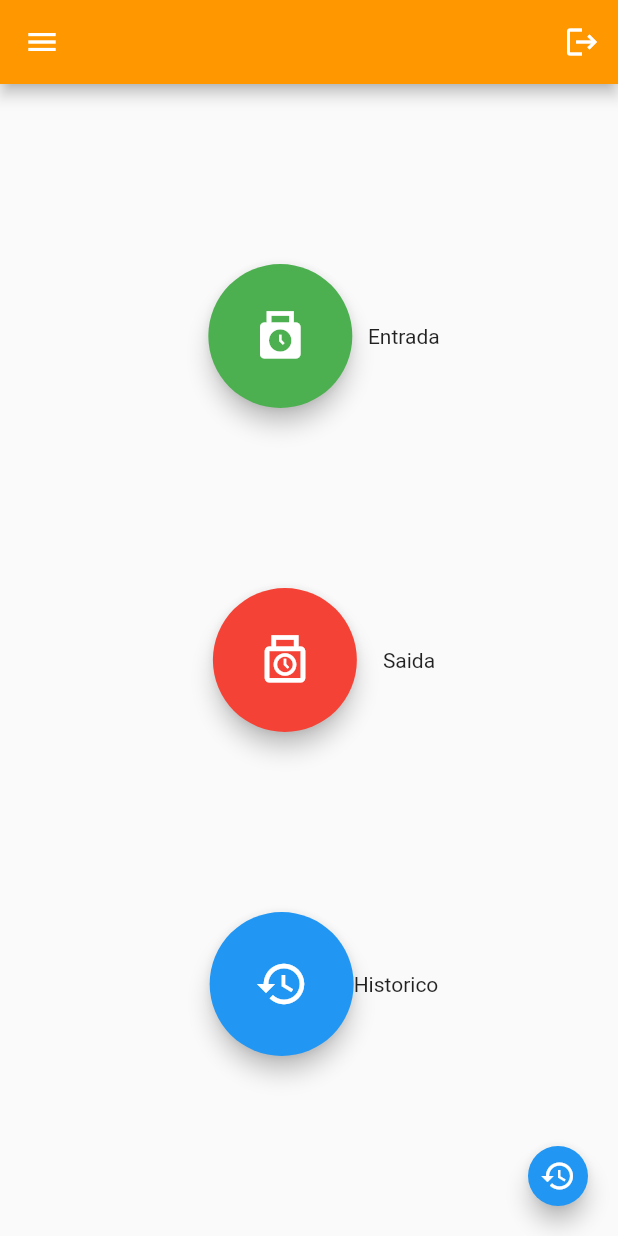
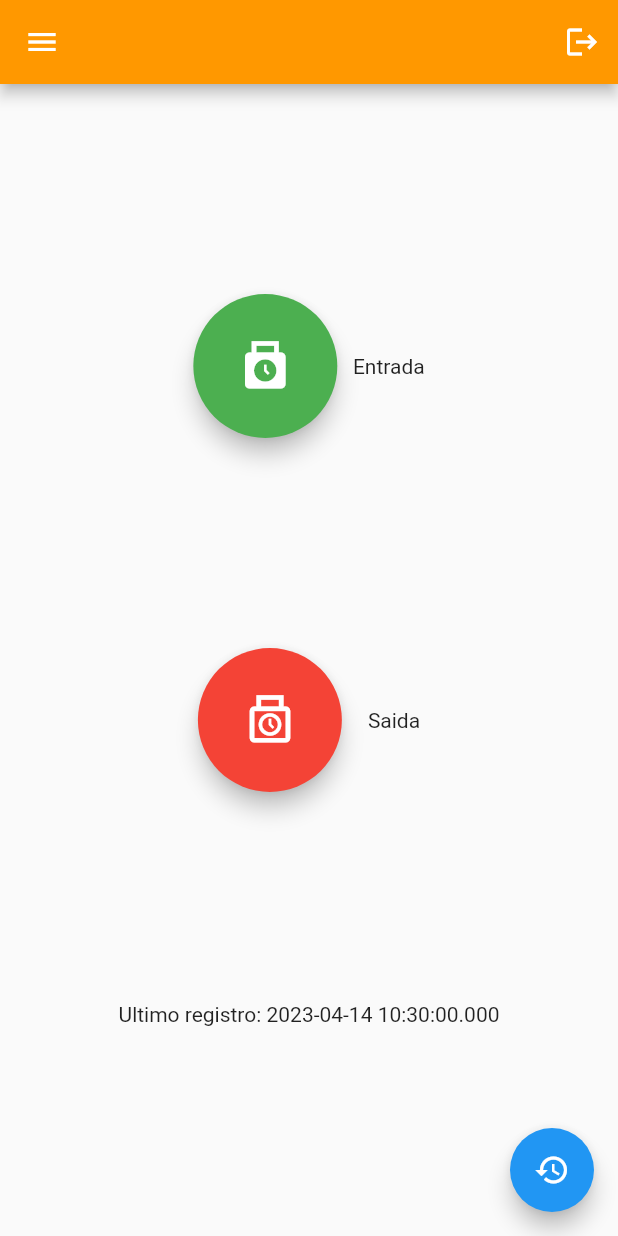
Before and after one commit to AndersonBenjamin/relogio_ponto, a Flutter app: the screen it shows once a user with an empty profile is signed in, on a phone screen of 412 x 824 dp. Run offline on Flutter 3.47's test engine with Material 2 defaults, Android fonts, the phone set to English and light mode, and no system bars; our stand-ins replace cloud_firestore, firebase_auth, firebase_core, firebase_database, google_sign_in; accounts and stored records are empty.

Commit message:
Inclusao de mensagem para ultimo regist. Nao funci

```diff
--- a/lib/pages/home_page.dart
+++ b/lib/pages/home_page.dart
@@ -9,21 +9,29 @@ class HomePage extends StatelessWidget {
   HomePage({super.key});
 
   final user = FirebaseAuth.instance.currentUser!;
+  final dataHoraAtual = DateTime.now();
+  final ultimaMarcacao = 'Éntrada';
 
   void signUserOut() {
     FirebaseAuth.instance.signOut();
   }
 
+  Future getLasCheck() async {
+    final lastCheckDb = await FirebaseFirestore.instance
+        .collection('registros')
+        .where('id_user', isEqualTo: '1234');
+  }
+
   Future chekIn() async {
     await FirebaseFirestore.instance
         .collection('registros')
-        .add({'horario': '00:01:00', 'id_user': '1234', 'tipo': 'entrada'});
+        .add({'horario': DateTime.now(), 'id_user': '1234', 'tipo': 'entrada'});
   }
 
   Future chekOut() async {
     await FirebaseFirestore.instance
         .collection('registros')
-        .add({'horario': '00:01:00', 'id_user': '1234', 'tipo': 'saida'});
+        .add({'horario': DateTime.now(), 'id_user': '1234', 'tipo': 'saida'});
   }
 
   @override
@@ -39,13 +47,12 @@ class HomePage extends StatelessWidget {
       body: Center(
         child: Column(
           mainAxisAlignment: MainAxisAlignment.spaceEvenly,
-          children: <Widget>[
+          children: [
             Row(
               mainAxisAlignment: MainAxisAlignment.center,
               children: <Widget>[
-                const SizedBox(width: 20),
                 FloatingActionButton.large(
-                  onPressed: chekIn,
+                  onPressed: getLasCheck,
                   child: const Icon(Icons.punch_clock),
                   backgroundColor: Colors.green,
                 ),
@@ -54,8 +61,7 @@ class HomePage extends StatelessWidget {
             ),
             Row(
               mainAxisAlignment: MainAxisAlignment.center,
-              children: <Widget>[
-                const SizedBox(width: 20),
+              children: [
                 FloatingActionButton.large(
                   onPressed: chekOut,
                   child: const Icon(Icons.punch_clock_outlined),
@@ -66,19 +72,14 @@ class HomePage extends StatelessWidget {
             ),
             Row(
               mainAxisAlignment: MainAxisAlignment.center,
-              children: <Widget>[
-                const SizedBox(width: 20),
-                FloatingActionButton.large(
-                  onPressed: chekIn,
-                  child: const Icon(Icons.history),
-                ),
-                const Text('Historico'),
+              children: [
+                Text('Ultimo registro: ' + DateTime.now().toString()),
               ],
             ),
           ],
         ),
       ),
-      floatingActionButton: FloatingActionButton.small(
+      floatingActionButton: FloatingActionButton(
         onPressed: chekIn,
         tooltip: 'Increment',
         child: const Icon(Icons.history),
```
